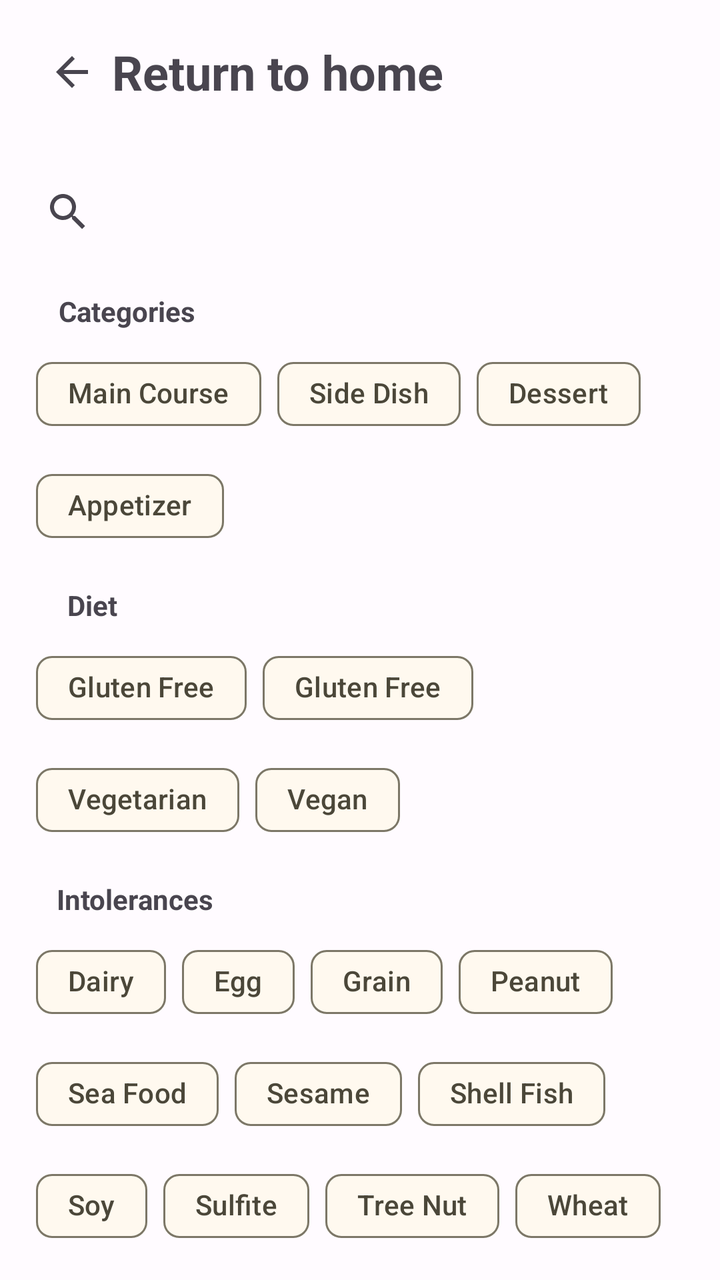
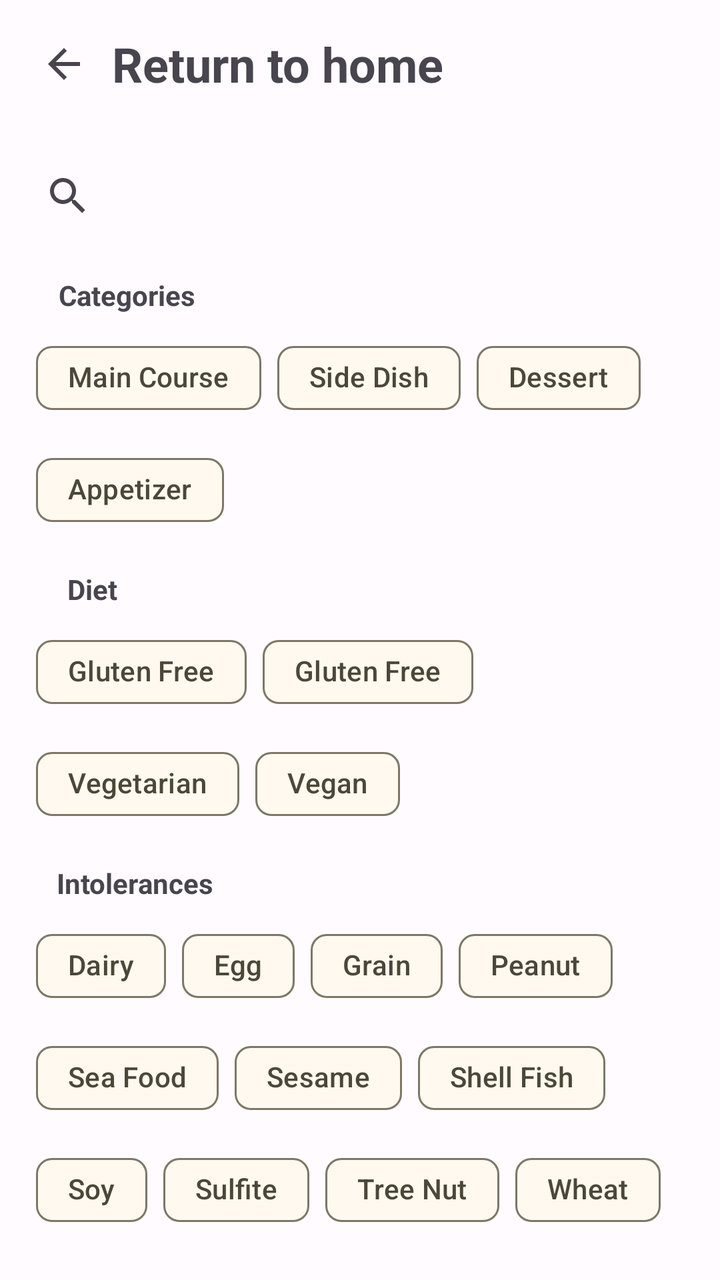

Two renders of the same Android screen: before a commit and after it. Below are the layout's source before the change and the commit's diff.
<!-- AndroidManifest.xml: application theme Theme.Food_alchemy -->
<!-- res/layout/fragment_search.xml -->
<?xml version="1.0" encoding="utf-8"?>
<androidx.constraintlayout.widget.ConstraintLayout xmlns:android="http://schemas.android.com/apk/res/android"
    xmlns:app="http://schemas.android.com/apk/res-auto"
    xmlns:tools="http://schemas.android.com/tools"
    android:layout_width="match_parent"
    android:layout_height="match_parent"
    tools:context=".ui.main.MainActivity">

    <LinearLayout
        android:id="@+id/linear_layout"
        android:layout_width="match_parent"
        android:layout_height="wrap_content"
        android:gravity="center_vertical"
        android:padding="16dp"
        app:layout_constraintBottom_toTopOf="@id/searchView"
        app:layout_constraintEnd_toEndOf="parent"
        app:layout_constraintHorizontal_bias="1.0"
        app:layout_constraintStart_toStartOf="parent"
        app:layout_constraintTop_toTopOf="parent">

        <ImageButton
            android:id="@+id/return_button"
            app:tint="?attr/colorControlNormal"
            android:layout_width="wrap_content"
            android:layout_height="wrap_content"
            android:background="@android:color/transparent"
            android:padding="8dp"
            android:src="@drawable/baseline_arrow_back_24"
            tools:ignore="ContentDescription" />

        <TextView
            android:id="@+id/title_textview"
            android:layout_width="wrap_content"
            android:layout_height="wrap_content"
            android:text="@string/return_to_home"
            android:textSize="24sp"
            android:textStyle="bold" />
    </LinearLayout>

    
    <SearchView
        android:id="@+id/searchView"
        android:layout_width="match_parent"
        android:layout_height="wrap_content"
        android:layout_below="@id/chip_group_categories"
        android:layout_marginStart="10dp"
        android:layout_marginTop="10dp"
        android:layout_marginEnd="10dp"
        android:clickable="true"
        android:focusable="true"
        android:queryHint="Search..."
        app:iconifiedByDefault="false"
        app:layout_constraintBottom_toTopOf="@id/chip_ingredients"
        app:layout_constraintEnd_toEndOf="parent"
        app:layout_constraintStart_toStartOf="parent"
        app:layout_constraintTop_toBottomOf="@id/linear_layout" />

    <com.google.android.material.chip.ChipGroup
        android:id="@+id/chip_ingredients"
        android:layout_width="match_parent"
        android:layout_height="wrap_content"
        app:layout_constraintStart_toStartOf="parent"
        app:layout_constraintEnd_toEndOf="parent"
        app:layout_constraintTop_toBottomOf="@id/searchView"
        app:layout_constraintBottom_toTopOf="@id/text_categories">

    </com.google.android.material.chip.ChipGroup>

    
    <TextView
        android:id="@+id/text_categories"
        android:layout_width="wrap_content"
        android:layout_height="wrap_content"
        android:text="@string/categories"
        android:layout_marginTop="16dp"
        android:textStyle="bold"
        app:layout_constraintStart_toStartOf="parent"
        app:layout_constraintEnd_toEndOf="parent"
        app:layout_constraintTop_toBottomOf="@id/chip_ingredients"
        app:layout_constraintBottom_toTopOf="@id/chip_group_categories"
        app:layout_constraintHorizontal_bias="0.1" />


    <com.google.android.material.chip.ChipGroup
        android:id="@+id/chip_group_categories"
        android:layout_width="match_parent"
        android:layout_height="wrap_content"
        android:layout_below="@id/text_categories"
        android:layout_marginTop="8dp"
        app:singleSelection="true"
        android:layout_marginStart="18dp"
        android:layout_marginEnd="18dp"
        app:layout_constraintStart_toStartOf="parent"
        app:layout_constraintEnd_toEndOf="parent"
        app:layout_constraintTop_toBottomOf="@id/text_categories"
        app:layout_constraintBottom_toTopOf="@id/text_diet">


        <com.google.android.material.chip.Chip
            android:id="@+id/chip_main_course"
            style="@style/Widget.Material3.Chip.Filter"
            android:layout_width="wrap_content"
            android:layout_height="wrap_content"
            android:checked="false"
            android:text="@string/main_course" />

        <com.google.android.material.chip.Chip
            android:id="@+id/chip_side_dish"
            style="@style/Widget.Material3.Chip.Filter"
            android:layout_width="wrap_content"
            android:layout_height="wrap_content"
            android:checked="false"
            android:text="@string/side_dish" />

        <com.google.android.material.chip.Chip
            android:id="@+id/chip_dessert"
            style="@style/Widget.Material3.Chip.Filter"
            android:layout_width="wrap_content"
            android:layout_height="wrap_content"
            android:checked="false"
            android:text="@string/dessert" />

        <com.google.android.material.chip.Chip
            android:id="@+id/chip_appetizer"
            style="@style/Widget.Material3.Chip.Filter"
            android:layout_width="wrap_content"
            android:layout_height="wrap_content"
            android:checked="false"
            android:text="@string/appetizer" />

        
        

    </com.google.android.material.chip.ChipGroup>

    
    <TextView
        android:id="@+id/text_diet"
        android:layout_width="wrap_content"
        android:layout_height="wrap_content"
        android:text="@string/diet"
        android:layout_below="@id/searchView"
        android:layout_marginTop="16dp"
        android:textStyle="bold"
        app:layout_constraintStart_toStartOf="parent"
        app:layout_constraintEnd_toEndOf="parent"
        app:layout_constraintTop_toBottomOf="@id/chip_group_categories"
        app:layout_constraintBottom_toTopOf="@id/chip_group_diet"
        app:layout_constraintHorizontal_bias="0.1"/>

    <com.google.android.material.chip.ChipGroup
        android:id="@+id/chip_group_diet"
        android:layout_width="match_parent"
        android:layout_height="wrap_content"
        android:layout_below="@id/text_diet"
        android:layout_marginTop="8dp"
        android:layout_marginStart="18dp"
        android:layout_marginEnd="18dp"
        app:singleSelection="false"
        app:layout_constraintStart_toStartOf="parent"
        app:layout_constraintEnd_toEndOf="parent"
        app:layout_constraintTop_toBottomOf="@id/text_diet"
        app:layout_constraintBottom_toTopOf="@id/text_intolerances">

        <com.google.android.material.chip.Chip
            android:id="@+id/no_diet"
            style="@style/Widget.Material3.Chip.Filter"
            android:layout_width="wrap_content"
            android:layout_height="wrap_content"
            android:checked="false"
            android:text="@string/gluten_free" />

        <com.google.android.material.chip.Chip
            android:id="@+id/gluten_free"
            style="@style/Widget.Material3.Chip.Filter"
            android:layout_width="wrap_content"
            android:layout_height="wrap_content"
            android:checked="false"
            android:text="@string/gluten_free" />

        <com.google.android.material.chip.Chip
            android:id="@+id/vegetarian"
            style="@style/Widget.Material3.Chip.Filter"
            android:layout_width="wrap_content"
            android:layout_height="wrap_content"
            android:checked="false"
            android:text="@string/vegetarian" />

        <com.google.android.material.chip.Chip
            android:id="@+id/vegan"
            style="@style/Widget.Material3.Chip.Filter"
            android:layout_width="wrap_content"
            android:layout_height="wrap_content"
            android:checked="false"
            android:text="@string/vegan" />
        
        

    </com.google.android.material.chip.ChipGroup>

    
    <TextView
        android:id="@+id/text_intolerances"
        android:layout_width="wrap_content"
        android:layout_height="wrap_content"
        android:text="@string/intolerances"
        android:layout_below="@id/chip_group_diet"
        android:layout_marginTop="16dp"
        android:textStyle="bold"
        app:layout_constraintStart_toStartOf="parent"
        app:layout_constraintEnd_toEndOf="parent"
        app:layout_constraintTop_toBottomOf="@id/chip_group_diet"
        app:layout_constraintBottom_toTopOf="@id/chip_group_intolerances"
        app:layout_constraintHorizontal_bias="0.1"/>

    <com.google.android.material.chip.ChipGroup
        android:id="@+id/chip_group_intolerances"
        android:layout_width="match_parent"
        android:layout_height="wrap_content"
        android:layout_below="@id/text_intolerances"
        android:layout_marginTop="8dp"
        android:layout_marginStart="18dp"
        android:layout_marginEnd="18dp"
        app:singleSelection="false"
        app:layout_constraintStart_toStartOf="parent"
        app:layout_constraintEnd_toEndOf="parent"
        app:layout_constraintTop_toBottomOf="@id/text_intolerances">

        <com.google.android.material.chip.Chip
            android:id="@+id/dairy"
            style="@style/Widget.Material3.Chip.Filter"
            android:layout_width="wrap_content"
            android:layout_height="wrap_content"
            android:checked="false"
            android:text="@string/dairy" />

        <com.google.android.material.chip.Chip
            android:id="@+id/egg"
            style="@style/Widget.Material3.Chip.Filter"
            android:layout_width="wrap_content"
            android:layout_height="wrap_content"
            android:checked="false"
            android:text="@string/egg" />

        <com.google.android.material.chip.Chip
            android:id="@+id/grain"
            style="@style/Widget.Material3.Chip.Filter"
            android:layout_width="wrap_content"
            android:layout_height="wrap_content"
            android:checked="false"
            android:text="@string/grain" />

        <com.google.android.material.chip.Chip
            android:id="@+id/peanut"
            style="@style/Widget.Material3.Chip.Filter"
            android:layout_width="wrap_content"
            android:layout_height="wrap_content"
            android:checked="false"
            android:text="@string/peanut" />

        <com.google.android.material.chip.Chip
            android:id="@+id/sea_food"
            style="@style/Widget.Material3.Chip.Filter"
            android:layout_width="wrap_content"
            android:layout_height="wrap_content"
            android:checked="false"
            android:text="@string/sea_food" />

        <com.google.android.material.chip.Chip
            android:id="@+id/sesame"
            style="@style/Widget.Material3.Chip.Filter"
            android:layout_width="wrap_content"
            android:layout_height="wrap_content"
            android:checked="false"
            android:text="@string/sesame" />

        <com.google.android.material.chip.Chip
            android:id="@+id/shell_fish"
            style="@style/Widget.Material3.Chip.Filter"
            android:layout_width="wrap_content"
            android:layout_height="wrap_content"
            android:checked="false"
            android:text="@string/shell_fish" />

        <com.google.android.material.chip.Chip
            android:id="@+id/soy"
            style="@style/Widget.Material3.Chip.Filter"
            android:layout_width="wrap_content"
            android:layout_height="wrap_content"
            android:checked="false"
            android:text="@string/soy" />

        <com.google.android.material.chip.Chip
            android:id="@+id/sulfite"
            style="@style/Widget.Material3.Chip.Filter"
            android:layout_width="wrap_content"
            android:layout_height="wrap_content"
            android:checked="false"
            android:text="@string/sulfite" />

        <com.google.android.material.chip.Chip
            android:id="@+id/tree_nut"
            style="@style/Widget.Material3.Chip.Filter"
            android:layout_width="wrap_content"
            android:layout_height="wrap_content"
            android:checked="false"
            android:text="@string/tree_nut" />

        <com.google.android.material.chip.Chip
            android:id="@+id/wheat"
            style="@style/Widget.Material3.Chip.Filter"
            android:layout_width="wrap_content"
            android:layout_height="wrap_content"
            android:checked="false"
            android:text="@string/wheat" />

        
        

    </com.google.android.material.chip.ChipGroup>

</androidx.constraintlayout.widget.ConstraintLayout>
<!-- resources referenced by this layout -->
<resources>
  <!-- drawable baseline_arrow_back_24 (drawable) -->
  <vector android:autoMirrored="true" android:height="24dp"
      android:tint="#000000" android:viewportHeight="24"
      android:viewportWidth="24" android:width="24dp" xmlns:android="http://schemas.android.com/apk/res/android">
      <path android:fillColor="@android:color/black" android:pathData="M20,11H7.83l5.59,-5.59L12,4l-8,8 8,8 1.41,-1.41L7.83,13H20v-2z"/>
  </vector>
  <string name="appetizer">Appetizer</string>
  <string name="categories">Categories</string>
  <string name="dairy">Dairy</string>
  <string name="dessert">Dessert</string>
  <string name="diet">Diet</string>
  <string name="egg">Egg</string>
  <string name="gluten_free">Gluten Free</string>
  <string name="grain">Grain</string>
  <string name="intolerances">Intolerances</string>
  <string name="main_course">Main Course</string>
  <string name="peanut">Peanut</string>
  <string name="return_to_home">Return to home</string>
  <string name="sea_food">Sea Food</string>
  <string name="sesame">Sesame</string>
  <string name="shell_fish">Shell Fish</string>
  <string name="side_dish">Side Dish</string>
  <string name="soy">Soy</string>
  <string name="sulfite">Sulfite</string>
  <string name="tree_nut">Tree Nut</string>
  <string name="vegan">Vegan</string>
  <string name="vegetarian">Vegetarian</string>
  <string name="wheat">Wheat</string>
  <style name="Theme.Food_alchemy" parent="Base.Theme.Food_alchemy" />
  <color name="md_theme_light_primary">#705D00</color>
  <color name="md_theme_light_onPrimary">#FFFFFF</color>
  <color name="md_theme_light_primaryContainer">#FFE16D</color>
  <color name="md_theme_light_onPrimaryContainer">#221B00</color>
  <color name="md_theme_light_secondary">#675E40</color>
  <color name="md_theme_light_onSecondary">#FFFFFF</color>
  <color name="md_theme_light_secondaryContainer">#EFE2BC</color>
  <color name="md_theme_light_onSecondaryContainer">#211B04</color>
  <color name="md_theme_light_tertiary">#44664E</color>
  <color name="md_theme_light_onTertiary">#FFFFFF</color>
  <color name="md_theme_light_tertiaryContainer">#C6ECCD</color>
  <color name="md_theme_light_onTertiaryContainer">#00210E</color>
  <color name="md_theme_light_error">#BA1A1A</color>
  <color name="md_theme_light_onError">#FFFFFF</color>
  <color name="md_theme_light_errorContainer">#FFDAD6</color>
  <color name="md_theme_light_onErrorContainer">#410002</color>
  <color name="md_theme_light_outline">#7C7767</color>
  <color name="md_theme_light_background">#FFFBFF</color>
  <color name="md_theme_light_onBackground">#1D1B16</color>
  <color name="md_theme_light_surface">#FFF9EF</color>
  <color name="md_theme_light_onSurface">#1D1B16</color>
  <color name="md_theme_light_surfaceVariant">#EAE2CF</color>
  <color name="md_theme_light_onSurfaceVariant">#4B4739</color>
  <color name="md_theme_light_inverseSurface">#33302A</color>
  <color name="md_theme_light_inverseOnSurface">#F6F0E7</color>
  <color name="md_theme_light_inversePrimary">#E9C400</color>
  <!-- unchanged entries left out for length: 1 -->
</resources>

<!-- the commit's change to res/layout/fragment_search.xml (unified diff, before → after) -->
@@ -11,7 +11,7 @@
         android:layout_width="match_parent"
         android:layout_height="wrap_content"
         android:gravity="center_vertical"
-        android:padding="16dp"
+        android:padding="8dp"
         app:layout_constraintBottom_toTopOf="@id/searchView"
         app:layout_constraintEnd_toEndOf="parent"
         app:layout_constraintHorizontal_bias="1.0"
@@ -20,12 +20,12 @@
 
         <ImageButton
             android:id="@+id/return_button"
-            app:tint="?attr/colorControlNormal"
-            android:layout_width="wrap_content"
-            android:layout_height="wrap_content"
+            android:layout_width="48dp"
+            android:layout_height="48dp"
             android:background="@android:color/transparent"
             android:padding="8dp"
             android:src="@drawable/baseline_arrow_back_24"
+            app:tint="?attr/colorControlNormal"
             tools:ignore="ContentDescription" />
 
         <TextView
